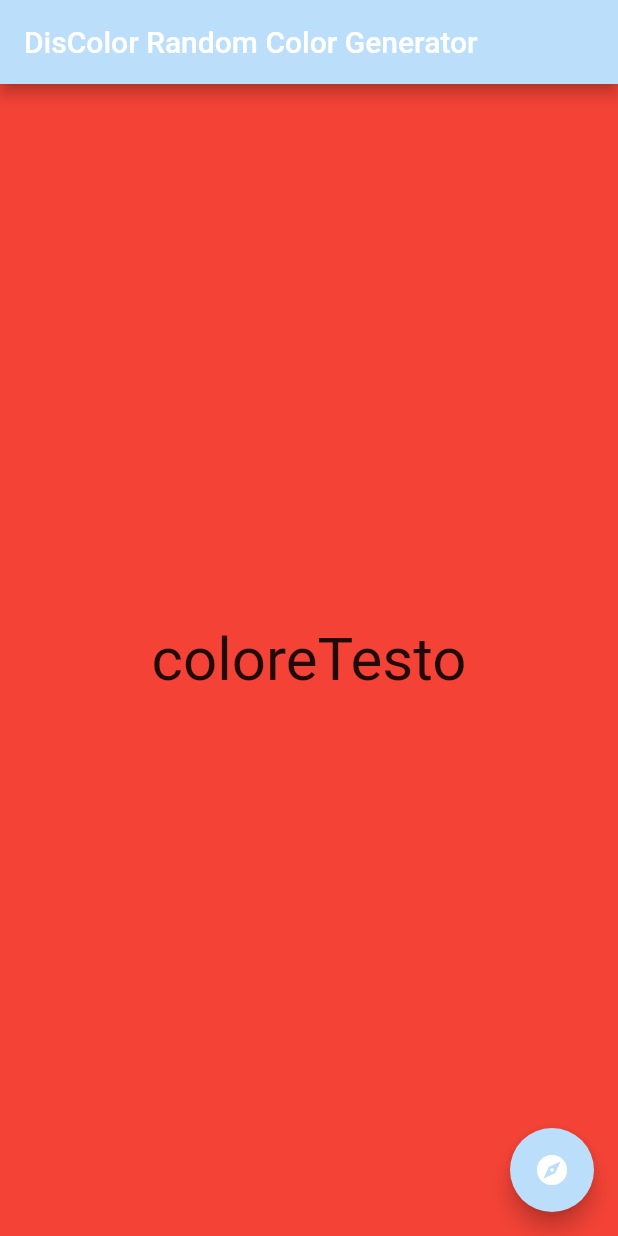
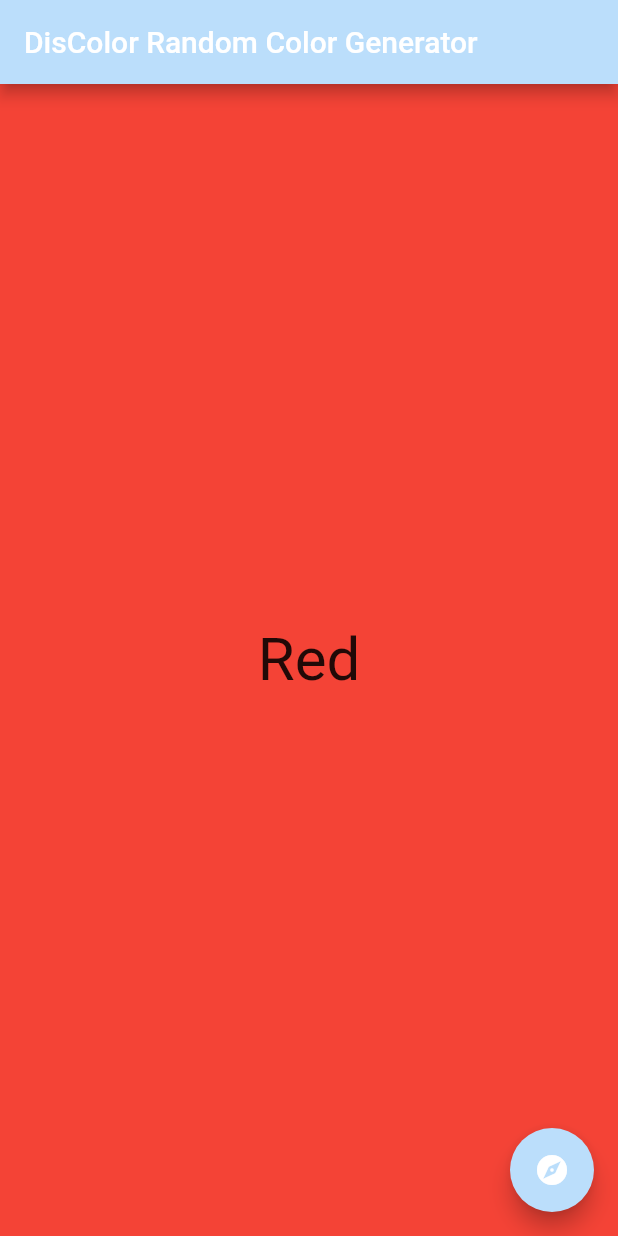
Before and after one commit to DanDeGrasse/DisColor, a Flutter app: the screen it shows after launch, on a phone screen of 412 x 824 dp. Run offline on Flutter 3.47's test engine with Material 2 defaults, Android fonts, the phone set to English and light mode, and no system bars.

Commit message:
Commit 0.1.2
Works totally. Fixed everything.

```diff
--- a/lib/main.dart
+++ b/lib/main.dart
@@ -199,7 +199,7 @@ class Colore extends State<App> {
           duration: Duration(seconds: 1),
           color: colors[index],
           child: Center(
-            child: Text('coloreTesto', style: TextStyle(fontSize: 40.0)),
+            child: Text(coloreTesto, style: TextStyle(fontSize: 40.0)),
           ),
         ),
       ),
```
